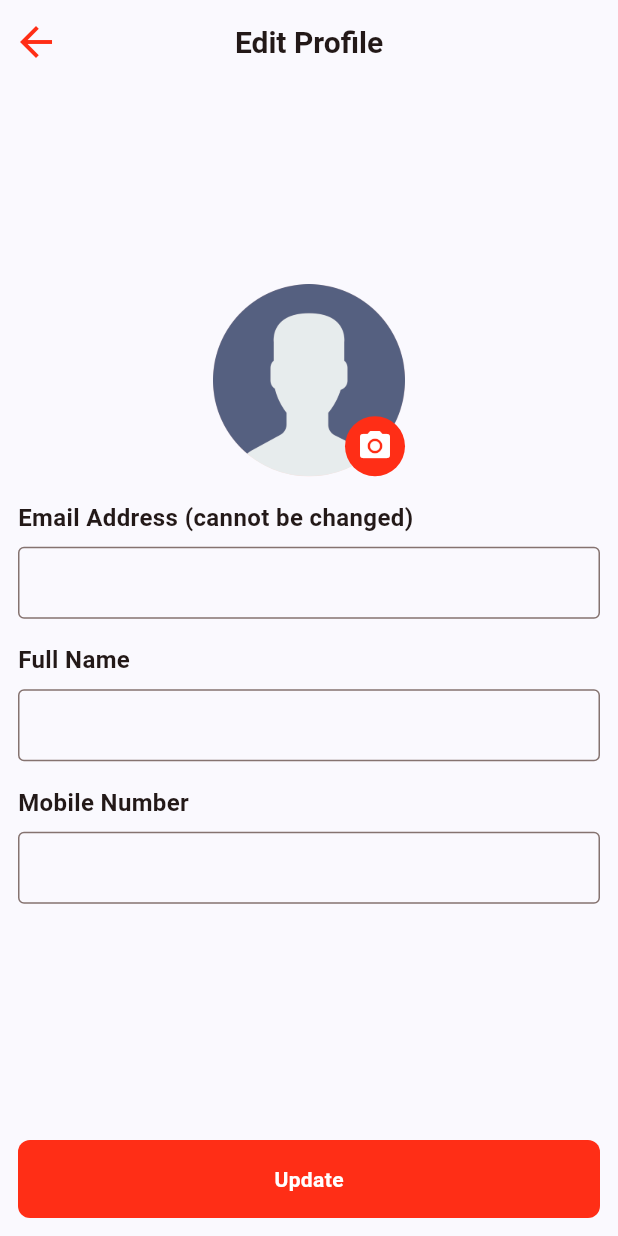
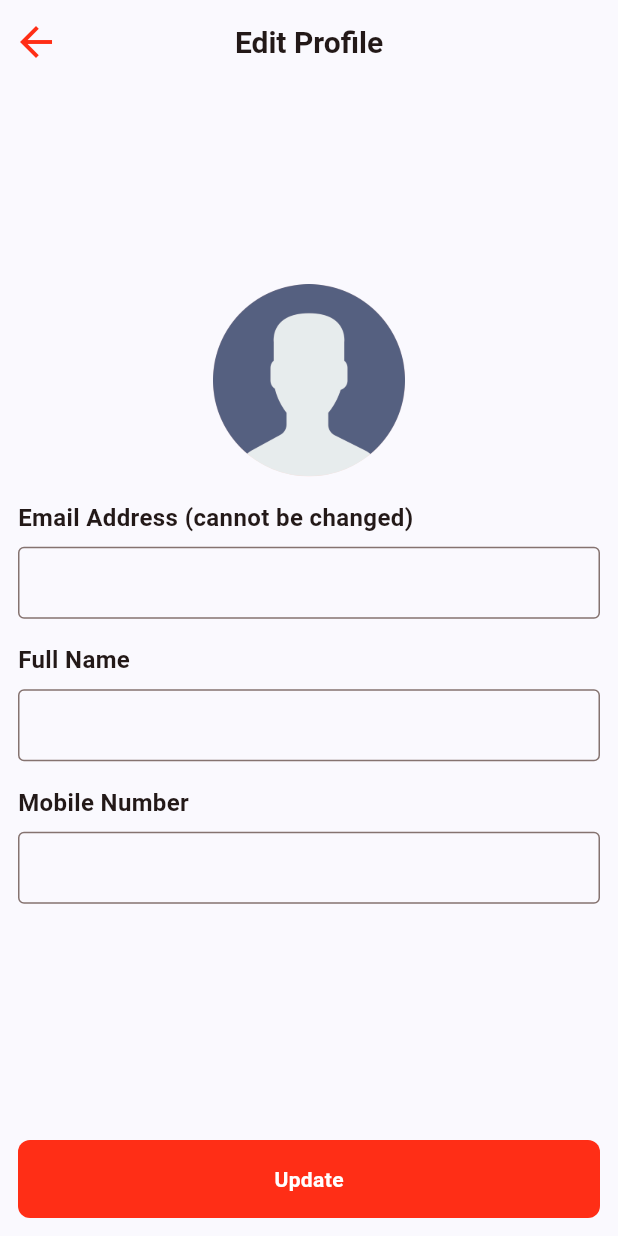
Before and after one commit to jadhavdurgesh/TeriyakiBowl, a Flutter app: the EditProfileScreen screen opened directly, on a phone screen of 412 x 824 dp. Run offline on Flutter 3.47's test engine with Material 2 defaults, Android fonts, the phone set to English and light mode, and no system bars; our stand-ins replace cached_network_image, cloud_firestore, firebase_auth, firebase_core, flutter_rating_bar, get and 3 more; accounts and stored records are empty.

Commit message:
ios done

```diff
--- a/lib/views/edit_profile_screen.dart
+++ b/lib/views/edit_profile_screen.dart
@@ -107,28 +107,9 @@ class _EditProfileScreenState extends State<EditProfileScreen> {
                     crossAxisAlignment: CrossAxisAlignment.start,
                     children: [
                       Center(
-                        child: Stack(
-                          children: [
-                            CircleAvatar(
-                              radius: 64,
-                              child: Image.asset("assets/user.png"),
-                            ),
-                            Positioned(
-                              bottom: 0,
-                              right: 0,
-                              child: CircleAvatar(
-                                radius: 20,
-                                backgroundColor: primaryColor,
-                                child: IconButton(
-                                  onPressed: () {},
-                                  icon: const Icon(
-                                    Icons.camera_alt,
-                                    color: lightColor,
-                                  ),
-                                ),
-                              ),
-                            ),
-                          ],
+                        child: CircleAvatar(
+                          radius: 64,
+                          child: Image.asset("assets/user.png"),
                         ),
                       ),
                       16.heightBox,
```
Also changed, not shown: lib/main.dart (+13 -3 lines), lib/views/splash_screen.dart (+11 -1 lines), 7 other files.
